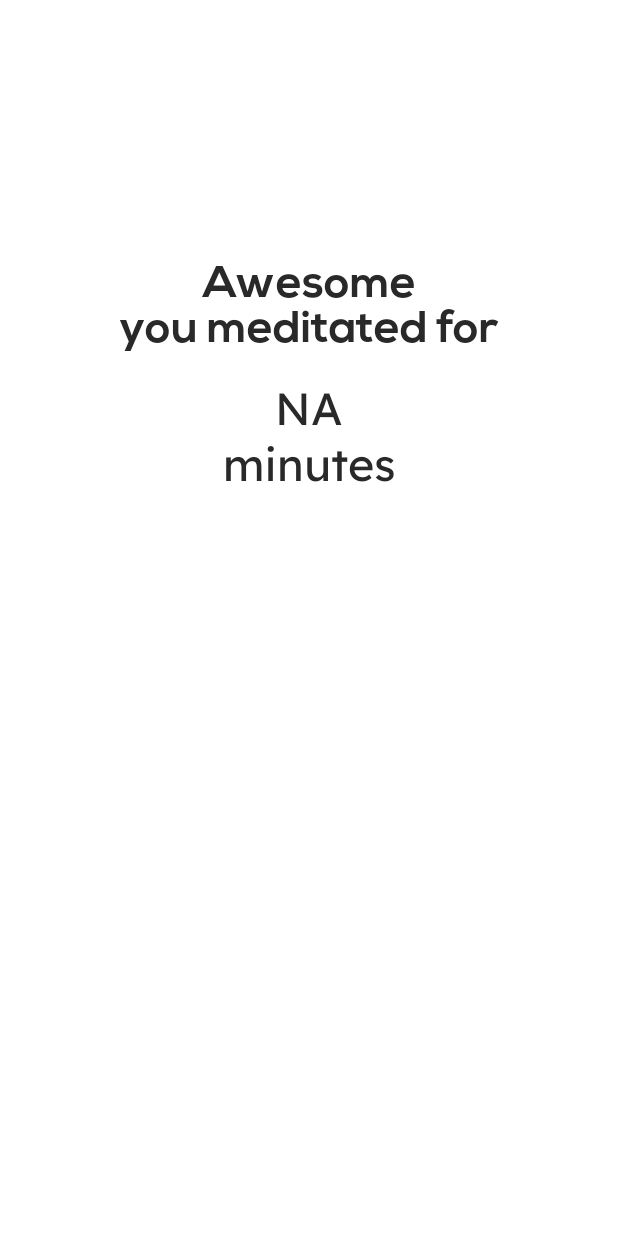
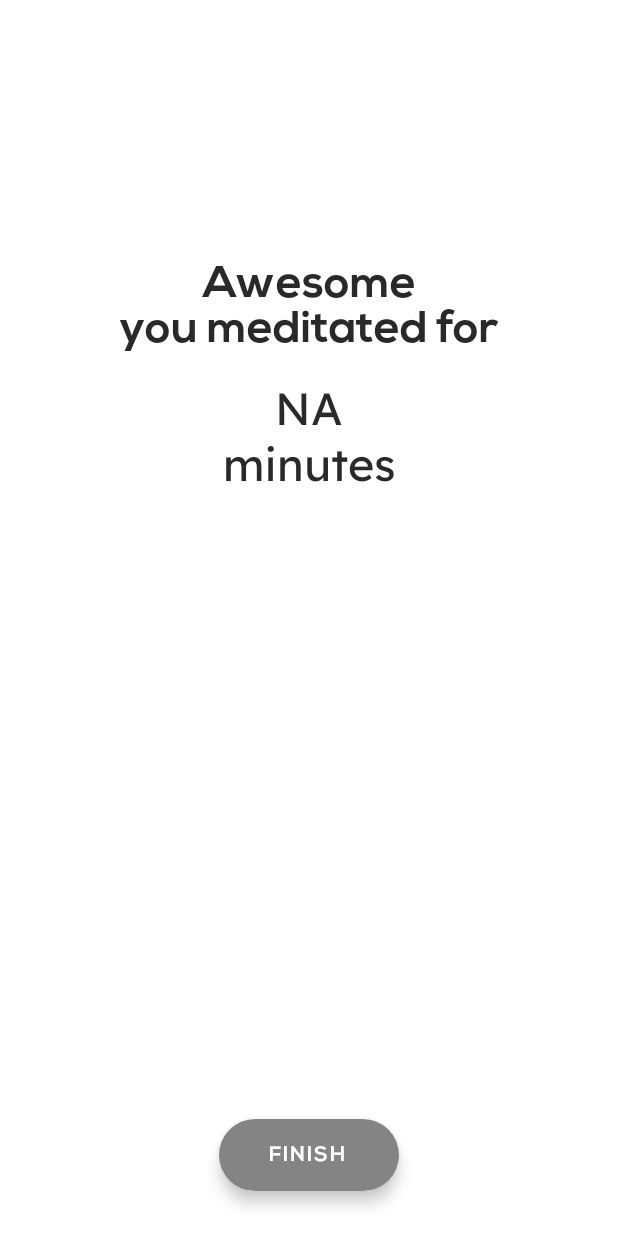
Before and after one commit to PratikLomte/BreatHarmony, an Android app: the TimerCompleteScreen screen opened directly, with no data from a screen before it, on a phone screen of 412 x 824 dp. Run offline under Robolectric (Android 15) with nearby library versions, the phone set to English and light mode, and no system bars; 1 statement that could not run was skipped.

Commit message:
26/02/21 - 2

```diff
--- a/app/src/main/java/com/catalystmedia/half_life/TimerCompleteScreen.kt
+++ b/app/src/main/java/com/catalystmedia/half_life/TimerCompleteScreen.kt
@@ -1,5 +1,6 @@
 package com.catalystmedia.half_life
 
+import android.content.Intent
 import androidx.appcompat.app.AppCompatActivity
 import android.os.Bundle
 import kotlinx.android.synthetic.main.activity_timer_complete_screen.*
@@ -13,9 +14,14 @@ class TimerCompleteScreen : AppCompatActivity() {
          timeComplete = intent.getStringExtra("timeCompleted").toString()
         setText(timeComplete)
 
+        btn_finish.setOnClickListener {
+            val intent = Intent(this, HomeActivity::class.java)
+            startActivity(intent)
+        }
     }
 
     private fun setText(timeComplete: String) {
         tv_oldTIme.text = "$timeComplete\nminutes"
     }
+
 }
--- a/app/src/main/java/com/catalystmedia/half_life/TypeSelectScreen.kt
+++ b/app/src/main/java/com/catalystmedia/half_life/TypeSelectScreen.kt
@@ -18,7 +18,7 @@ class TypeSelectScreen : AppCompatActivity() {
             startActivity(intent)
         }
         cv_yoga.setOnClickListener {
-            val intent = Intent(this, PDFview::class.java)
+            val intent = Intent(this, YogaActivity::class.java)
             startActivity(intent)
         }
         cv_sleep.setOnClickListener {
--- a/app/src/main/res/layout/activity_home.xml
+++ b/app/src/main/res/layout/activity_home.xml
@@ -138,7 +138,7 @@
         android:layout_width="match_parent"
         android:textColor="#6D6C6C"
         android:layout_height="wrap_content"
-        android:text="Meditation 5mins"
+        android:text="Meditation 2mins"
         android:textSize="20dp"
         android:layout_weight="1"
         android:layout_marginStart="10dp"
--- a/app/src/main/res/layout/activity_timer_complete_screen.xml
+++ b/app/src/main/res/layout/activity_timer_complete_screen.xml
@@ -26,4 +26,19 @@
         android:textSize="30dp"
         android:textAlignment="center"
         android:fontFamily="@font/main"/>
+    <Space
+        android:layout_width="wrap_content"
+        android:layout_height="wrap_content"
+        android:layout_weight="1"/>
+    <com.google.android.material.floatingactionbutton.ExtendedFloatingActionButton
+        android:layout_width="wrap_content"
+        android:layout_height="wrap_content"
+        android:layout_marginBottom="30dp"
+        android:layout_gravity="center"
+        android:id="@+id/btn_finish"
+        android:fontFamily="@font/nexab"
+        app:backgroundTint="@color/lightgray"
+        android:text=" FINISH"
+        android:textAlignment="center"
+        android:textColor="@color/white"/>
 </LinearLayout>
```
Also changed, not shown: app/src/main/java/com/catalystmedia/half_life/TimerActivity.kt (+7 -7 lines), app/src/main/res/drawable/ic_swap_fill.xml (added, +9 -0 lines).
